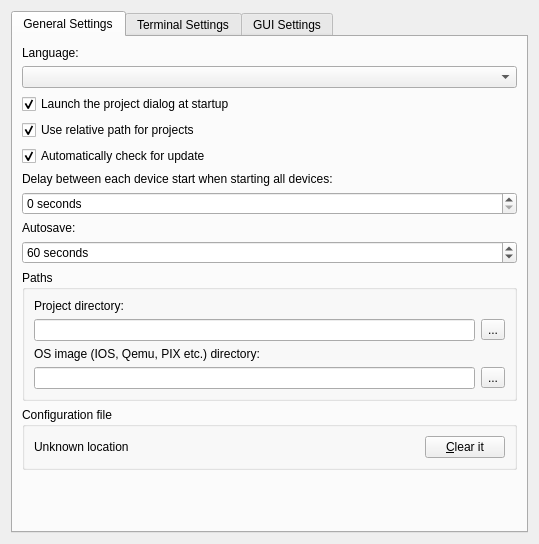
Qt form src/GNS3/Ui/ConfigurationPages/Form_PreferencesGeneral.ui (GNS3/gns3-legacy) before a commit.
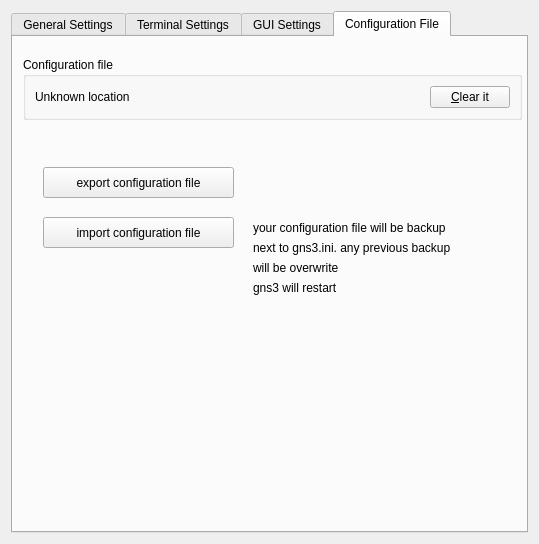
The same form after that commit. The open tabs and pages were chosen to show the change.

Commit message: adding export and import gns3.ini

```diff
--- a/src/GNS3/Ui/ConfigurationPages/Form_PreferencesGeneral.ui
+++ b/src/GNS3/Ui/ConfigurationPages/Form_PreferencesGeneral.ui
@@ -154,42 +154,6 @@
         </widget>
        </item>
        <item row="10" column="0">
-        <widget class="QGroupBox" name="groupBox_3">
-         <property name="title">
-          <string>Configuration file</string>
-         </property>
-         <layout class="QHBoxLayout">
-          <item>
-           <widget class="QLabel" name="labelConfigurationPath">
-            <property name="text">
-             <string>Unknown location</string>
-            </property>
-           </widget>
-          </item>
-          <item>
-           <spacer>
-            <property name="orientation">
-             <enum>Qt::Horizontal</enum>
-            </property>
-            <property name="sizeHint" stdset="0">
-             <size>
-              <width>16</width>
-              <height>20</height>
-             </size>
-            </property>
-           </spacer>
-          </item>
-          <item>
-           <widget class="QPushButton" name="pushButton_ClearConfiguration">
-            <property name="text">
-             <string>&amp;Clear it</string>
-            </property>
-           </widget>
-          </item>
-         </layout>
-        </widget>
-       </item>
-       <item row="11" column="0">
         <spacer>
          <property name="orientation">
           <enum>Qt::Vertical</enum>
@@ -434,6 +398,137 @@
        </item>
       </layout>
      </widget>
+     <widget class="QWidget" name="tab_4">
+      <attribute name="title">
+       <string>Configuration File</string>
+      </attribute>
+      <widget class="QGroupBox" name="groupBox_3">
+       <property name="geometry">
+        <rect>
+         <x>10</x>
+         <y>20</y>
+         <width>499</width>
+         <height>63</height>
+        </rect>
+       </property>
+       <property name="title">
+        <string>Configuration file</string>
+       </property>
+       <layout class="QHBoxLayout" name="_2">
+        <item>
+         <widget class="QLabel" name="labelConfigurationPath">
+          <property name="text">
+           <string>Unknown location</string>
+          </property>
+         </widget>
+        </item>
+        <item>
+         <spacer>
+          <property name="orientation">
+           <enum>Qt::Horizontal</enum>
+          </property>
+          <property name="sizeHint" stdset="0">
+           <size>
+            <width>16</width>
+            <height>20</height>
+           </size>
+          </property>
+         </spacer>
+        </item>
+        <item>
+         <widget class="QPushButton" name="pushButton_ClearConfiguration">
+          <property name="text">
+           <string>&amp;Clear it</string>
+          </property>
+         </widget>
+        </item>
+       </layout>
+      </widget>
+      <widget class="QPushButton" name="Button_export_configuration">
+       <property name="geometry">
+        <rect>
+         <x>30</x>
+         <y>130</y>
+         <width>191</width>
+         <height>31</height>
+        </rect>
+       </property>
+       <property name="text">
+        <string>export configuration file</string>
+       </property>
+      </widget>
+      <widget class="QPushButton" name="Button_import_configuration">
+       <property name="geometry">
+        <rect>
+         <x>30</x>
+         <y>180</y>
+         <width>191</width>
+         <height>31</height>
+        </rect>
+       </property>
+       <property name="text">
+        <string>import configuration file</string>
+       </property>
+      </widget>
+      <widget class="QLabel" name="label_12">
+       <property name="enabled">
+        <bool>true</bool>
+       </property>
+       <property name="geometry">
+        <rect>
+         <x>240</x>
+         <y>170</y>
+         <width>221</width>
+         <height>41</height>
+        </rect>
+       </property>
+       <property name="frameShadow">
+        <enum>QFrame::Raised</enum>
+       </property>
+       <property name="text">
+        <string>your configuration file will be backup </string>
+       </property>
+      </widget>
+      <widget class="QLabel" name="label_13">
+       <property name="geometry">
+        <rect>
+         <x>240</x>
+         <y>200</y>
+         <width>221</width>
+         <height>21</height>
+        </rect>
+       </property>
+       <property name="text">
+        <string>next to gns3.ini. any previous backup </string>
+       </property>
+      </widget>
+      <widget class="QLabel" name="label_14">
+       <property name="geometry">
+        <rect>
+         <x>240</x>
+         <y>220</y>
+         <width>221</width>
+         <height>21</height>
+        </rect>
+       </property>
+       <property name="text">
+        <string>will be overwrite</string>
+       </property>
+      </widget>
+      <widget class="QLabel" name="label_15">
+       <property name="geometry">
+        <rect>
+         <x>240</x>
+         <y>240</y>
+         <width>191</width>
+         <height>21</height>
+        </rect>
+       </property>
+       <property name="text">
+        <string>gns3 will restart</string>
+       </property>
+      </widget>
+     </widget>
     </widget>
    </item>
   </layout>
```
The commit also changes 3 other files.
